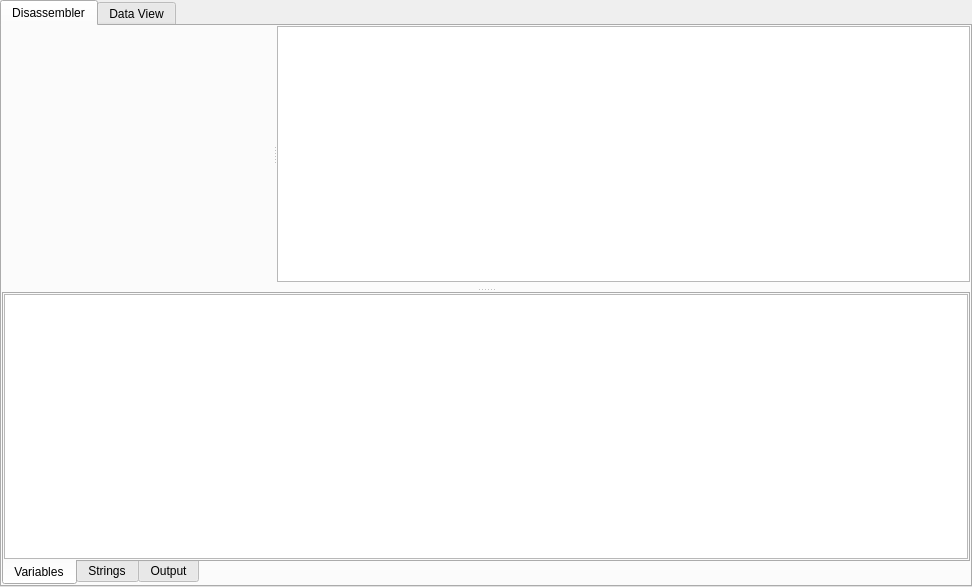
PREF/PREF, file views/disassemblerview/disassemblerview.ui: the form before one commit.
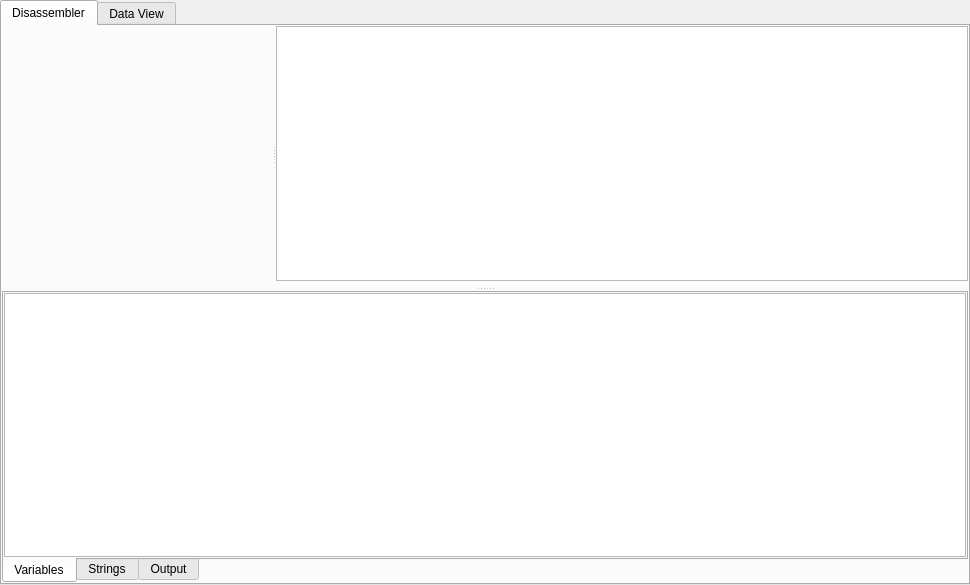
The form after the commit. Custom widgets are drawn as their Qt base class.

Patch:
```diff
--- a/views/disassemblerview/disassemblerview.ui
+++ b/views/disassemblerview/disassemblerview.ui
@@ -6,8 +6,8 @@
    <rect>
     <x>0</x>
     <y>0</y>
-    <width>972</width>
-    <height>587</height>
+    <width>970</width>
+    <height>585</height>
    </rect>
   </property>
   <property name="windowTitle">
```
